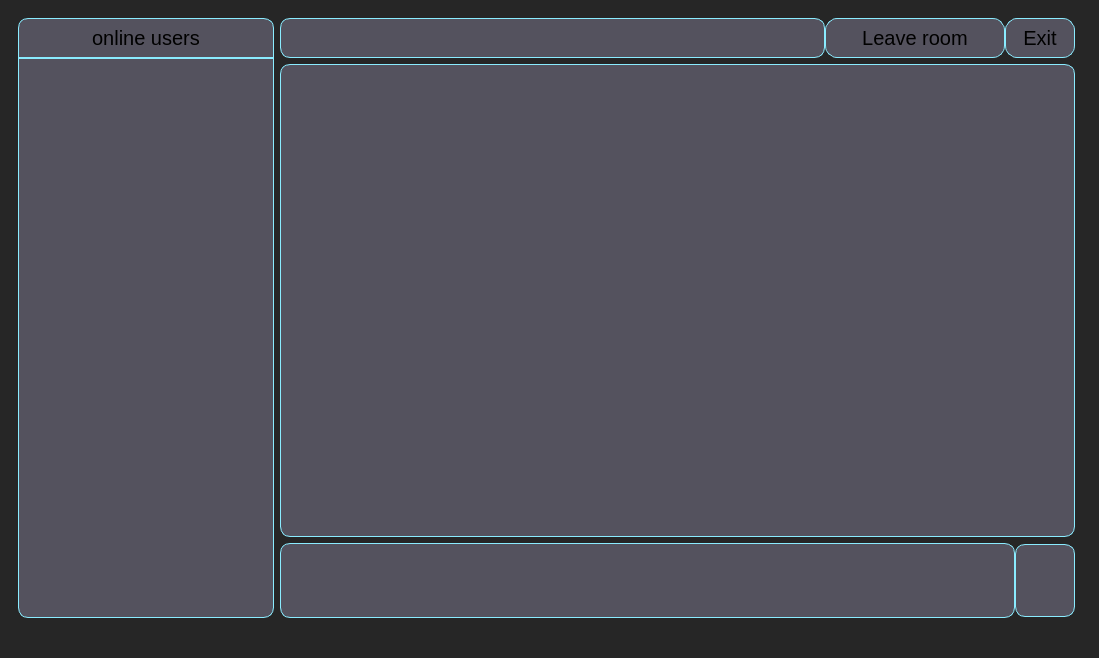
First picture: the form in Client/Client/mainwindow.ui, repository cpp-park-vk-education/2022_2_oldB, before the edit.
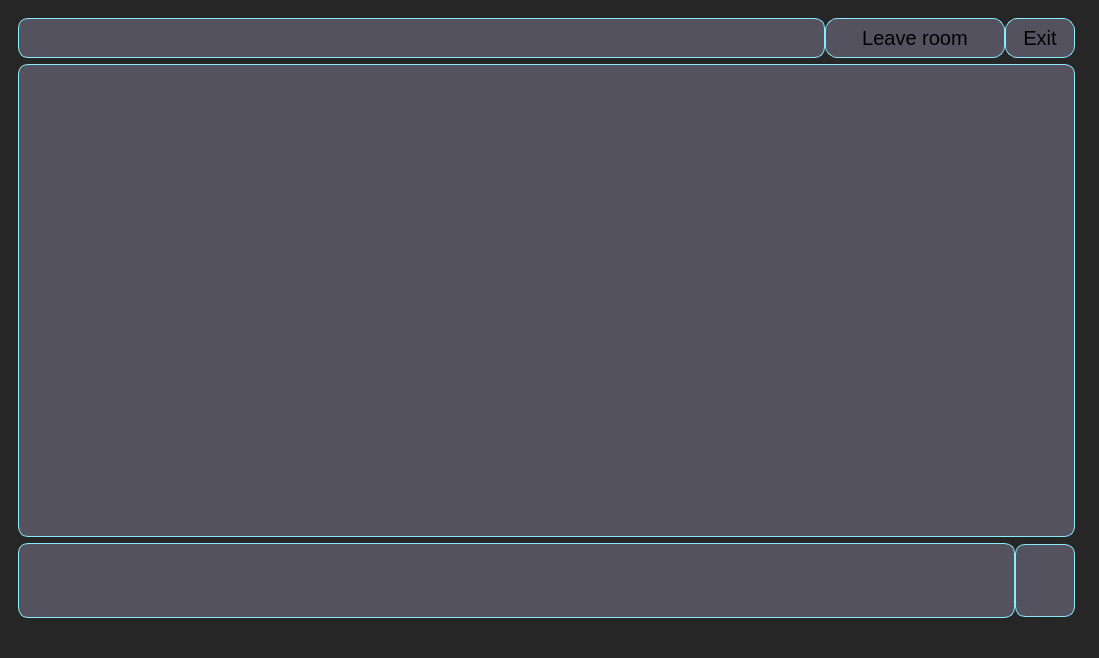
Second picture: the form after the edit. The open tabs and pages were chosen to show the change.

Commit message: pre release version

```diff
--- a/Client/Client/mainwindow.ui
+++ b/Client/Client/mainwindow.ui
@@ -960,75 +960,6 @@
           <property name="verticalSpacing">
            <number>0</number>
           </property>
-          <item row="1" column="0">
-           <widget class="QListWidget" name="userlistWidget">
-            <property name="sizePolicy">
-             <sizepolicy hsizetype="Fixed" vsizetype="MinimumExpanding">
-              <horstretch>0</horstretch>
-              <verstretch>0</verstretch>
-             </sizepolicy>
-            </property>
-            <property name="minimumSize">
-             <size>
-              <width>100</width>
-              <height>0</height>
-             </size>
-            </property>
-            <property name="maximumSize">
-             <size>
-              <width>500</width>
-              <height>16777215</height>
-             </size>
-            </property>
-            <property name="styleSheet">
-             <string notr="true">border: 1px solid #8aecff; 
-border-top: none;
-border: 1px solid #8aecff; 
-border-bottom-left-radius: 10px;
-border-bottom-right-radius: 10px;
-background-color: #54525e;</string>
-            </property>
-            <property name="movement">
-             <enum>QListView::Static</enum>
-            </property>
-            <property name="flow">
-             <enum>QListView::TopToBottom</enum>
-            </property>
-            <property name="viewMode">
-             <enum>QListView::ListMode</enum>
-            </property>
-           </widget>
-          </item>
-          <item row="0" column="0">
-           <widget class="QLabel" name="label_10">
-            <property name="sizePolicy">
-             <sizepolicy hsizetype="Minimum" vsizetype="Minimum">
-              <horstretch>0</horstretch>
-              <verstretch>0</verstretch>
-             </sizepolicy>
-            </property>
-            <property name="minimumSize">
-             <size>
-              <width>100</width>
-              <height>40</height>
-             </size>
-            </property>
-            <property name="styleSheet">
-             <string notr="true">border: 1px solid #8aecff; 
-border-top-left-radius: 10px;
-border-top-right-radius: 10px;
-background-color: #54525e;
-font: 15pt;
-</string>
-            </property>
-            <property name="text">
-             <string>online users</string>
-            </property>
-            <property name="alignment">
-             <set>Qt::AlignCenter</set>
-            </property>
-           </widget>
-          </item>
          </layout>
         </item>
         <item row="1" column="1" colspan="2">
```
Left out of the diff: 1 changed line with no effect on the pictures. The commit also changes 2 other files.
